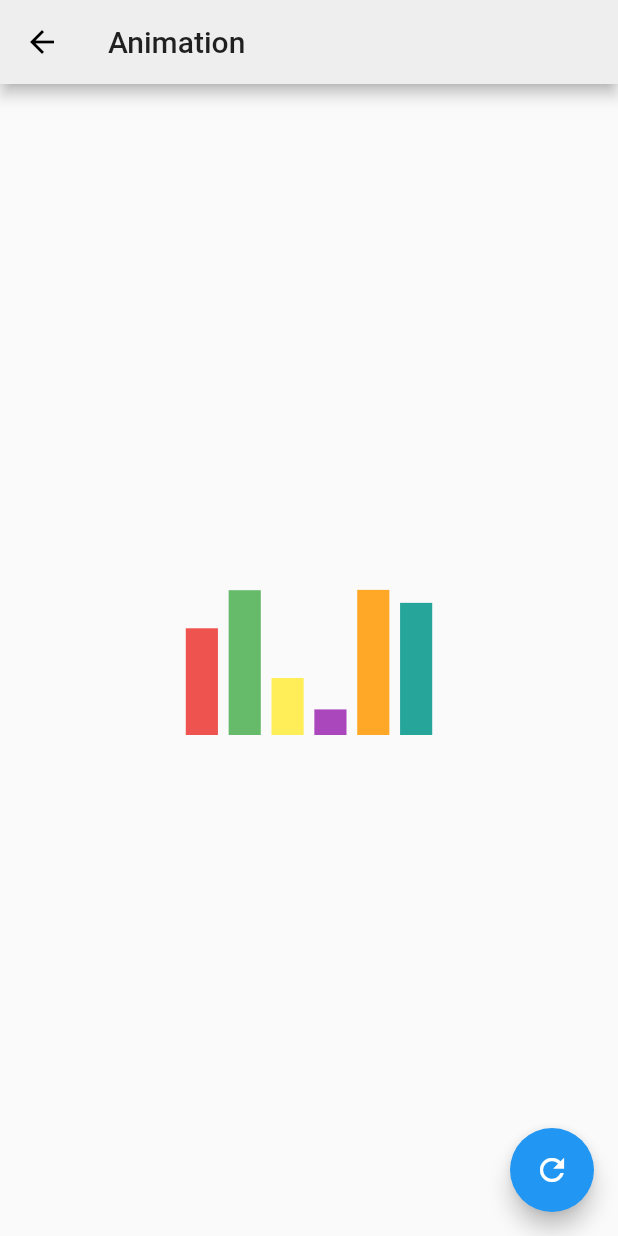
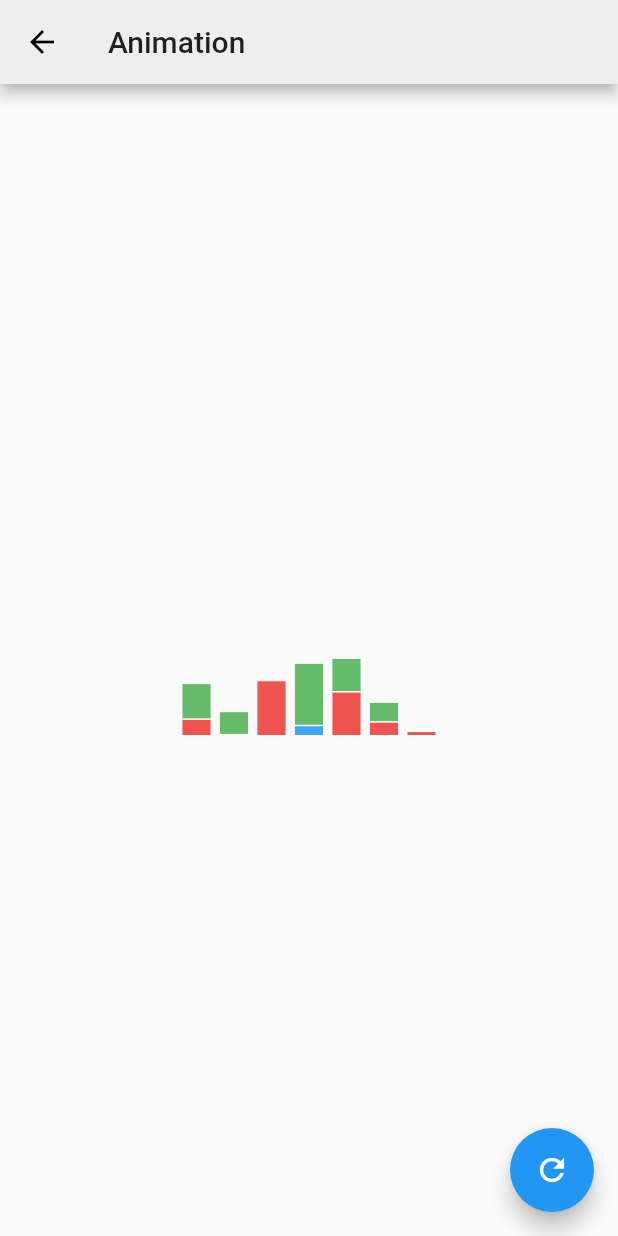
Before and after one commit to KeithLier/flutter_demo, a Flutter app: the screen it shows after launch, after a tap on "Flutter Animation", on a phone screen of 412 x 824 dp. Run offline on Flutter 3.47's test engine with Material 2 defaults, Android fonts, the phone set to English and light mode, and no system bars; our stand-ins replace firebase_database, google_sign_in, image_picker; accounts and stored records are empty.

Commit message:
bar stack

```diff
--- a/lib/Animation/bar.dart
+++ b/lib/Animation/bar.dart
@@ -3,40 +3,49 @@ import 'package:flutter/animation.dart';
 import 'dart:ui' show lerpDouble;
 import 'dart:math';
 import 'color_palette.dart';
+import 'tween.dart';
+
 
 class BarChart {
-  static const int barCount = 7;
-  final List<Bar> bars;
-  BarChart(this.bars);
+
+  final List<BarStack> stacks;
+  BarChart(this.stacks);
 
   factory BarChart.empty(Size size) {
     return new BarChart(
-        <Bar>[]
+        <BarStack>[]
     );
   }
 
   factory BarChart.random(Size size,Random random){
     const barWidthFraction = 0.75;
-    final ranks = selectRanks(random, ColorPalette.primary.length);
-    const minBarDistance = 20.0;
-    // floor()：返回不大于此的最大整数
+    final ranks = selectRanks(random, 10);
     final barCount = ranks.length;
     final barDistance = size.width / (1+barCount);
     final barWidth = barDistance * barWidthFraction;
     final startX = barDistance - barWidth/2;
-    final color = ColorPalette.primary.random(random);
-    final bars = new List.generate(
+    final stacks = new List.generate(
       barCount,
-        (i) => new Bar(
-          ranks[i],
-          startX + i *barDistance,
-          barWidth,
-          random.nextDouble() * size.height,
-          ColorPalette.primary[ranks[i]],
-        ),
+        (i) {
+          final barRanks = selectRanks(random, ColorPalette.primary.length ~/ 2);
+          final bars = new List.generate(
+            barRanks.length,
+            (j) => new Bar(
+              barRanks[j],
+              random.nextDouble() * size.height / 2,
+              ColorPalette.primary[barRanks[j]],
+            )
+          );
+          return new BarStack(
+              ranks[i],
+              startX + i * barDistance,
+              barWidth,
+              bars
+          );
+        }
     );
     return new BarChart(
-      bars
+      stacks
     );
   }
 
@@ -44,8 +53,7 @@ class BarChart {
     final ranks = <int>[];
     var rank = 0;
     while(true) {
-      if(random.nextDouble() < 0.2)
-        rank++;
+      rank += random.nextInt(2);
       if(cap <= rank)
         break;
       ranks.add(rank);
@@ -53,119 +61,95 @@ class BarChart {
     }
     return ranks;
   }
+}
 
-//  static BarChart lerp(BarChart begin, BarChart end, double t) {
-//    final bars = <Bar>[];
-//    final bMax = begin.bars.length;
-//    final eMax = end.bars.length;
-//    var b = 0;
-//    var e = 0;
-//    while(b + e < bMax + eMax) {
-//      /*
-//      这里的条件判断中包含两种情况
-//      b < bMax && e == eMax：
-//        当新图表条形数减少时
-//      b < bMax && begin.bars[b] < end.bars[e]：
-//        当新图表不包含旧图表的颜色条形时
-//      满足一种情况，处理旧图表中多余的条形，即向左侧方清除旧条形
-//       */
-//
-//      if(b < bMax && (e == eMax || begin.bars[b] < end.bars[e])) {
-//        bars.add(Bar.lerp(begin.bars[b], begin.bars[b].collapsed, t));
-//        b++;
-//      } else if (e < eMax && (b == bMax || end.bars[e] < begin.bars[b])) {
-//        /*
-//      这里的条件判断中包含两种情况
-//      e < eMax && b == bMax：
-//        当新图表条形数增加时
-//      e < eMax && end.bars[e] < begin.bars[b]：
-//        当新图表包含旧图表没有的颜色条形时
-//      满足一种情况，处理旧图表中没有的条形，即向右侧方绘制新条形
-//       */
-//        bars.add(Bar.lerp(end.bars[e], end.bars[e].collapsed, t));
-//        e++;
-//      } else {
-//        bars.add(Bar.lerp(begin.bars[b], end.bars[e], t));
-//        b++;
-//        e++;
-//      }
-//    }
-//    return new BarChart(
-//        bars
-//    );
-//  }
+class BarChartTween extends Tween<BarChart> {
+  BarChartTween(BarChart begin, BarChart end)
+      : _stacksTween = new MergeTween<BarStack>(begin.stacks, end.stacks),
+        super(begin: begin, end: end);
 
-  Bar _barOrNull(int index) {
-    return (index<bars.length ? bars[index] : null);
+  final MergeTween<BarStack> _stacksTween;
+
+  @override
+  BarChart lerp(double t) => new BarChart(
+    _stacksTween.lerp(t)
+  );
+}
+
+
+class BarStack implements MergeTweenable<BarStack> {
+
+  BarStack(this.rank, this.x, this.width, this.bars);
+
+  final int rank;
+  final double x;
+  final double width;
+  final List<Bar> bars;
+
+  @override
+  // TODO: implement empty
+  BarStack get empty => new BarStack(rank, x, 0.0, <Bar>[]);
+
+  @override
+  bool operator <(BarStack other) {
+    // TODO: implement <
+    return rank < other.rank;
+  }
+
+  @override
+  Tween<BarStack> tweenTo(BarStack other) {
+    // TODO: implement tweenTo
+    return new BarStackTween(this, other);
   }
 }
 
-class BarChartTween extends Tween<BarChart> {
-  final _tweens = <BarTween>[];
+class BarStackTween extends Tween<BarStack> {
+  BarStackTween(BarStack begin, BarStack end)
+    :_barTween = new MergeTween<Bar>(begin.bars, end.bars),
+  super(begin:begin, end: end) {
+    assert(begin.rank == end.rank);
+  }
 
-  BarChartTween(BarChart begin, BarChart end) : super(begin: begin, end: end) {
-    final bMax = begin.bars.length;
-    final eMax = end.bars.length;
-    var b = 0;
-    var e = 0;
-    while(b + e < bMax + eMax) {
-      /*
-      这里的条件判断中包含两种情况
-      b < bMax && e == eMax：
-        当新图表条形数减少时
-      b < bMax && begin.bars[b] < end.bars[e]：
-        当新图表不包含旧图表的颜色条形时
-      满足一种情况，处理旧图表中多余的条形，即向左侧方清除旧条形
-       */
+  final MergeTween<Bar> _barTween;
 
-      if(b < bMax && (e == eMax || begin.bars[b] < end.bars[e])) {
-        _tweens.add(new BarTween(begin.bars[b], begin.bars[b].collapsed));
-        b++;
-      } else if (e < eMax && (b == bMax || end.bars[e] < begin.bars[b])) {
-        /*
-      这里的条件判断中包含两种情况
-      e < eMax && b == bMax：
-        当新图表条形数增加时
-      e < eMax && end.bars[e] < begin.bars[b]：
-        当新图表包含旧图表没有的颜色条形时
-      满足一种情况，处理旧图表中没有的条形，即向右侧方绘制新条形
-       */
-        _tweens.add(new BarTween(end.bars[e], end.bars[e].collapsed));
-        e++;
-      } else {
-        _tweens.add(new BarTween(begin.bars[b], end.bars[e]));
-        b++;
-        e++;
-      }
-    }
+  @override
+  BarStack lerp(double t) {
+    // TODO: implement lerp
+    return new BarStack(
+        begin.rank,
+        lerpDouble(begin.x, end.x, t),
+        lerpDouble(begin.width, end.width, t),
+        _barTween.lerp(t)
+    );
   }
-  @override
-  BarChart lerp(double t) => new BarChart(
-    new List.generate(
-      _tweens.length,
-      (i) => _tweens[i].lerp(t)
-    )
-  );
 }
 
-class Bar {
-  Bar(this.rank,this.x, this.width, this.height, this.color);
+class Bar extends MergeTweenable<Bar>{
+  Bar(this.rank, this.height, this.color);
   final int rank;
-  final double x;
-  final double width;
   final double height;
   final Color color;
-  Bar get collapsed => new Bar(rank,x, 0.0, 0.0, color);
 
+  @override
+  // TODO: implement empty
+  Bar get empty => new Bar(rank, 0.0, color);
+
+  @override
   bool operator <(Bar other) {
+    // TODO: implement <
     return rank < other.rank;
   }
+
+  @override
+  Tween<Bar> tweenTo(Bar other) {
+    // TODO: implement tweenTo
+    return new BarTween(this, other);
+  }
+
   static Bar lerp(Bar begin, Bar end, double t) {
     assert(begin.rank == end.rank);
     return new Bar(
         begin.rank,
-        lerpDouble(begin.x, end.x, t),
-        lerpDouble(begin.width, end.width, t),
         lerpDouble(begin.height, end.height, t),
         Color.lerp(begin.color, end.color, t)
     );
@@ -200,18 +184,33 @@ class BarChartPainter extends CustomPainter {
       style：是否绘制内部的形状、形状的边缘或两者都有，默认为PaintingStyle.fill
      */
     final paint = new Paint()..style = PaintingStyle.fill;
+    final linePaint = new Paint()
+      ..style = PaintingStyle.stroke
+      ..color = Colors.white
+      ..strokeWidth = 1.0;
+    final linePath = new Path();
     final chart = animation.value;
-    for(final bar in chart.bars) {
-      paint.color = bar.color;
-      canvas.drawRect(
-        new Rect.fromLTWH(
-          bar.x,
-          size.height - bar.height,
-          bar.width,
-          bar.height
-        ),
-        paint
-      );
+    for(final stack in chart.stacks) {
+      var y = size.height;
+      for (final bar in stack.bars) {
+        paint.color = bar.color;
+        canvas.drawRect(
+            new Rect.fromLTWH(
+                stack.x,
+                y - bar.height,
+                stack.width,
+                bar.height
+            ),
+            paint
+        );
+        if(y < size.height) {
+          linePath.moveTo(stack.x, y);
+          linePath.lineTo(stack.x + stack.width, y);
+        }
+        y -= bar.height;
+      }
+      canvas.drawPath(linePath, linePaint);
+      linePath.reset();
     }
   }
 
--- /dev/null
+++ b/lib/Animation/tween.dart
@@ -0,0 +1,42 @@
+import 'package:flutter/material.dart';
+import 'package:flutter/animation.dart';
+
+abstract class MergeTweenable<T> {
+  T get empty;
+
+  Tween<T> tweenTo(T other);
+  bool operator <(T other);
+}
+
+class MergeTween<T extends MergeTweenable<T>> extends Tween<List<T>> {
+  final _tweens = <Tween<T>>[];
+
+  MergeTween(List<T> begin, List<T> end) : super(begin: begin, end:end) {
+    final bMax = begin.length;
+    final eMax = end.length;
+    var b = 0;
+    var e = 0;
+    while (b + e < bMax + eMax) {
+      if(b < bMax && (e == eMax || begin[b] < end[e])) {
+        _tweens.add(begin[b].tweenTo(begin[b].empty));
+        b++;
+      } else if(e < eMax && (b == bMax || end[e] < begin[b])) {
+        _tweens.add(end[e].empty.tweenTo(end[e]));
+        e++;
+      } else {
+        _tweens.add(begin[b].tweenTo(end[e]));
+        b++;
+        e++;
+      }
+    }
+  }
+
+  @override
+  List<T> lerp(double t) {
+    // TODO: implement lerp
+    return new List.generate(
+      _tweens.length,
+      (i) => _tweens[i].lerp(t)
+    );
+  }
+}
```
